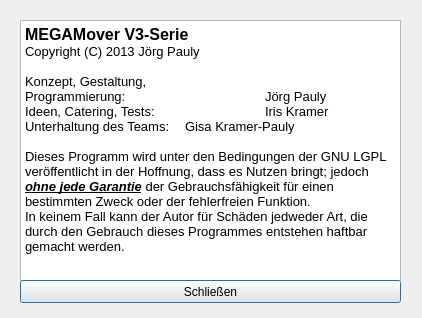
First picture: the form in MEGAMover/cabout.ui, repository joergpauly/megamover, before the edit.
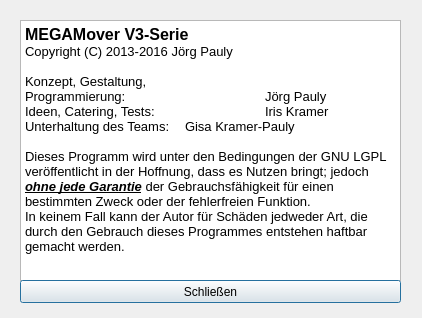
Second picture: the form after the edit.

What changed in the file:
```diff
--- a/MEGAMover/cabout.ui
+++ b/MEGAMover/cabout.ui
@@ -61,7 +61,7 @@
 p, li { white-space: pre-wrap; }
 &lt;/style&gt;&lt;/head&gt;&lt;body style=&quot; font-family:'Sans Serif'; font-size:9pt; font-weight:400; font-style:normal;&quot;&gt;
 &lt;p style=&quot; margin-top:0px; margin-bottom:0px; margin-left:0px; margin-right:0px; -qt-block-indent:0; text-indent:0px;&quot;&gt;&lt;span style=&quot; font-size:12pt; font-weight:600;&quot;&gt;MEGAMover V3-Serie&lt;/span&gt;&lt;/p&gt;
-&lt;p style=&quot; margin-top:0px; margin-bottom:0px; margin-left:0px; margin-right:0px; -qt-block-indent:0; text-indent:0px;&quot;&gt;&lt;span style=&quot; font-size:10pt;&quot;&gt;Copyright (C) 2013 Jörg Pauly&lt;/span&gt;&lt;/p&gt;
+&lt;p style=&quot; margin-top:0px; margin-bottom:0px; margin-left:0px; margin-right:0px; -qt-block-indent:0; text-indent:0px;&quot;&gt;&lt;span style=&quot; font-size:10pt;&quot;&gt;Copyright (C) 2013-2016 Jörg Pauly&lt;/span&gt;&lt;/p&gt;
 &lt;p style=&quot;-qt-paragraph-type:empty; margin-top:0px; margin-bottom:0px; margin-left:0px; margin-right:0px; -qt-block-indent:0; text-indent:0px; font-size:10pt;&quot;&gt;&lt;br /&gt;&lt;/p&gt;
 &lt;p style=&quot; margin-top:0px; margin-bottom:0px; margin-left:0px; margin-right:0px; -qt-block-indent:0; text-indent:0px;&quot;&gt;&lt;span style=&quot; font-size:10pt;&quot;&gt;Konzept, Gestaltung, &lt;/span&gt;&lt;/p&gt;
 &lt;p style=&quot; margin-top:0px; margin-bottom:0px; margin-left:0px; margin-right:0px; -qt-block-indent:0; text-indent:0px;&quot;&gt;&lt;span style=&quot; font-size:10pt;&quot;&gt;Programmierung:		Jörg Pauly&lt;/span&gt;&lt;/p&gt;
```
